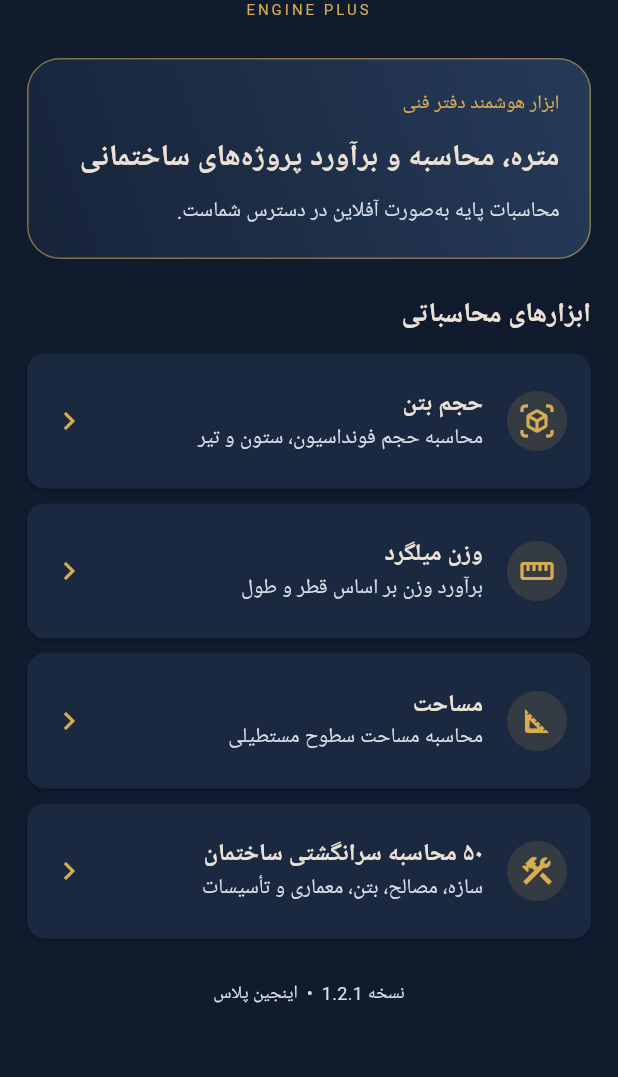
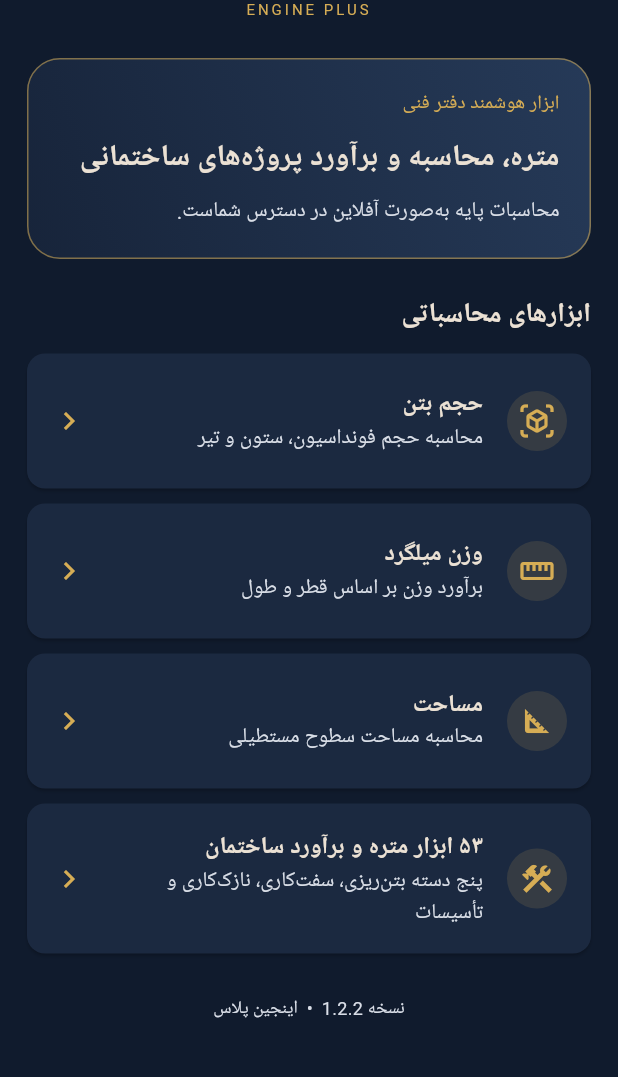
Before and after one commit to askalbasi-spec/MetreYar, a Flutter app: the screen it shows after launch, on a phone screen of 412 x 824 dp, the part 53-1130 px from its top. Run offline on Flutter 3.47's test engine with Material 3 defaults, Android fonts, the phone set to English and light mode, and no system bars.

Commit message:
Update dashboard label for 53 categorized tools

```diff
--- a/lib/main.dart
+++ b/lib/main.dart
@@ -116,13 +116,13 @@ class HomePage extends StatelessWidget {
             ),
             _ToolCard(
               icon: Icons.construction_outlined,
-              title: '۵۰ محاسبه سرانگشتی ساختمان',
-              subtitle: 'سازه، مصالح، بتن، معماری و تأسیسات',
+              title: '۵۳ ابزار متره و برآورد ساختمان',
+              subtitle: 'پنج دسته بتن‌ریزی، سفت‌کاری، نازک‌کاری و تأسیسات',
               onTap: () => _openCalculator(context, const QuickEstimatesPage()),
             ),
             const SizedBox(height: 18),
             const Center(
-              child: Text('نسخه 1.2.1  •  اینجین پلاس',
+              child: Text('نسخه 1.2.2  •  اینجین پلاس',
                   style: TextStyle(color: _silver, fontSize: 12)),
             ),
           ],
```
